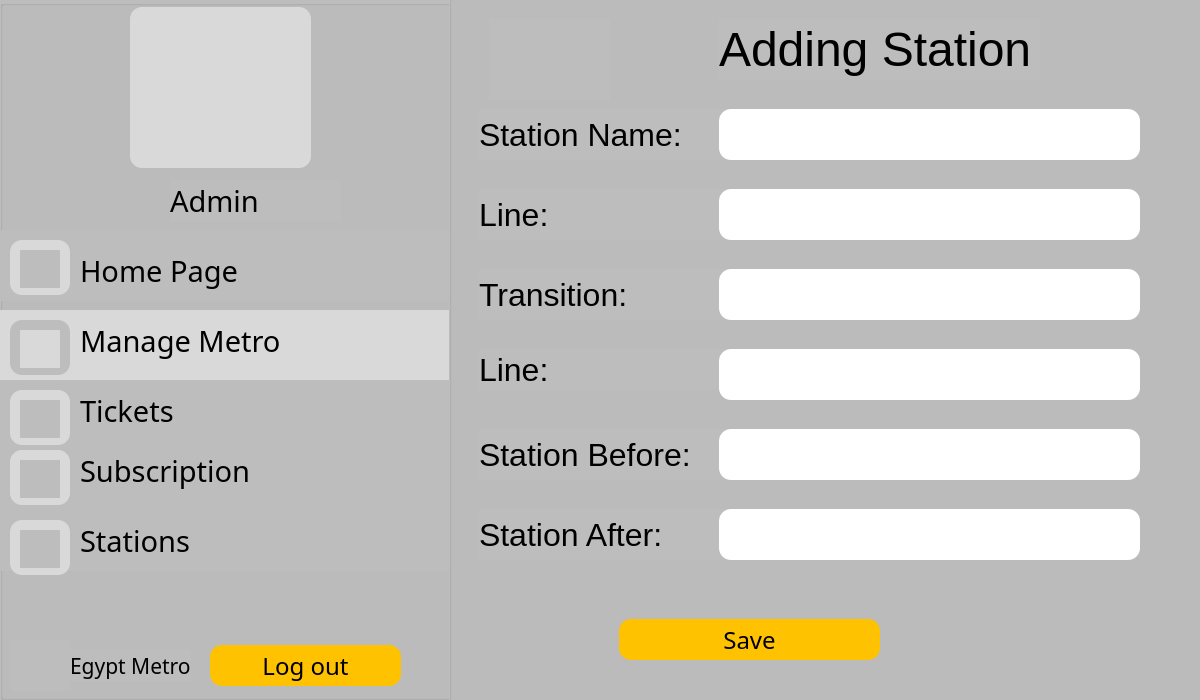
First picture: the form in adminmanagemetroaddstation.ui, repository hager55m/Metro-Mate-DS, before the edit.
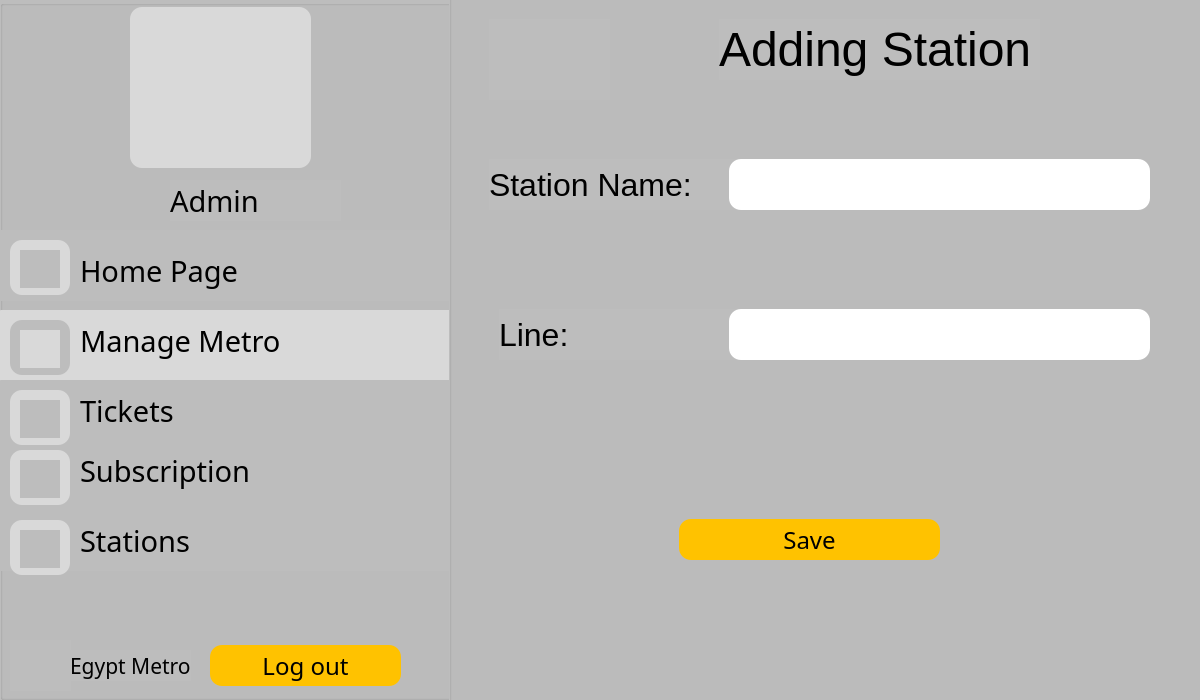
Second picture: the form after the edit.

Patch:
```diff
--- a/adminmanagemetroaddstation.ui
+++ b/adminmanagemetroaddstation.ui
@@ -524,8 +524,8 @@
     <widget class="QLabel" name="label_44">
      <property name="geometry">
       <rect>
-       <x>30</x>
-       <y>160</y>
+       <x>40</x>
+       <y>210</y>
        <width>271</width>
        <height>51</height>
       </rect>
@@ -544,8 +544,8 @@
     <widget class="QLabel" name="label_45">
      <property name="geometry">
       <rect>
-       <x>30</x>
-       <y>240</y>
+       <x>50</x>
+       <y>360</y>
        <width>271</width>
        <height>51</height>
       </rect>
@@ -561,171 +561,11 @@
       <string>Line:</string>
      </property>
     </widget>
-    <widget class="QLabel" name="label_50">
-     <property name="geometry">
-      <rect>
-       <x>30</x>
-       <y>400</y>
-       <width>281</width>
-       <height>41</height>
-      </rect>
-     </property>
-     <property name="font">
-      <font>
-       <family>Arial</family>
-       <pointsize>24</pointsize>
-       <bold>false</bold>
-      </font>
-     </property>
-     <property name="text">
-      <string>Line:</string>
-     </property>
-    </widget>
-    <widget class="QLabel" name="label_51">
-     <property name="geometry">
-      <rect>
-       <x>30</x>
-       <y>320</y>
-       <width>261</width>
-       <height>51</height>
-      </rect>
-     </property>
-     <property name="font">
-      <font>
-       <family>Arial</family>
-       <pointsize>24</pointsize>
-       <bold>false</bold>
-      </font>
-     </property>
-     <property name="text">
-      <string>Transition:</string>
-     </property>
-    </widget>
-    <widget class="QLabel" name="label_57">
-     <property name="geometry">
-      <rect>
-       <x>30</x>
-       <y>480</y>
-       <width>291</width>
-       <height>51</height>
-      </rect>
-     </property>
-     <property name="font">
-      <font>
-       <family>Arial</family>
-       <pointsize>24</pointsize>
-       <bold>false</bold>
-      </font>
-     </property>
-     <property name="text">
-      <string>Station Before:</string>
-     </property>
-    </widget>
-    <widget class="QLabel" name="label_58">
-     <property name="geometry">
-      <rect>
-       <x>30</x>
-       <y>560</y>
-       <width>281</width>
-       <height>51</height>
-      </rect>
-     </property>
-     <property name="font">
-      <font>
-       <family>Arial</family>
-       <pointsize>24</pointsize>
-       <bold>false</bold>
-      </font>
-     </property>
-     <property name="text">
-      <string>Station After:</string>
-     </property>
-    </widget>
-    <widget class="QLineEdit" name="name_16">
-     <property name="geometry">
-      <rect>
-       <x>270</x>
-       <y>560</y>
-       <width>421</width>
-       <height>51</height>
-      </rect>
-     </property>
-     <property name="font">
-      <font>
-       <pointsize>18</pointsize>
-      </font>
-     </property>
-     <property name="styleSheet">
-      <string notr="true">background-color: white;
-border-radius: 12;
-color: black;</string>
-     </property>
-    </widget>
-    <widget class="QLineEdit" name="name_17">
-     <property name="geometry">
-      <rect>
-       <x>270</x>
-       <y>400</y>
-       <width>421</width>
-       <height>51</height>
-      </rect>
-     </property>
-     <property name="font">
-      <font>
-       <pointsize>18</pointsize>
-      </font>
-     </property>
-     <property name="styleSheet">
-      <string notr="true">background-color: white;
-border-radius: 12;
-color: black;</string>
-     </property>
-    </widget>
-    <widget class="QLineEdit" name="name_18">
-     <property name="geometry">
-      <rect>
-       <x>270</x>
-       <y>480</y>
-       <width>421</width>
-       <height>51</height>
-      </rect>
-     </property>
-     <property name="font">
-      <font>
-       <pointsize>18</pointsize>
-      </font>
-     </property>
-     <property name="styleSheet">
-      <string notr="true">background-color: white;
-border-radius: 12;
-color: black;</string>
-     </property>
-    </widget>
     <widget class="QLineEdit" name="name_19">
      <property name="geometry">
       <rect>
-       <x>270</x>
-       <y>160</y>
-       <width>421</width>
-       <height>51</height>
-      </rect>
-     </property>
-     <property name="font">
-      <font>
-       <pointsize>18</pointsize>
-      </font>
-     </property>
-     <property name="styleSheet">
-      <string notr="true">background-color: white;
-border-radius: 12;
-color: black;</string>
-     </property>
-    </widget>
-    <widget class="QLineEdit" name="name_20">
-     <property name="geometry">
-      <rect>
-       <x>270</x>
-       <y>320</y>
+       <x>280</x>
+       <y>210</y>
        <width>421</width>
        <height>51</height>
       </rect>
@@ -744,8 +584,8 @@
     <widget class="QLineEdit" name="name_21">
      <property name="geometry">
       <rect>
-       <x>270</x>
-       <y>240</y>
+       <x>280</x>
+       <y>360</y>
        <width>421</width>
        <height>51</height>
       </rect>
@@ -764,8 +604,8 @@
     <widget class="QPushButton" name="pushButton_12">
      <property name="geometry">
       <rect>
-       <x>170</x>
-       <y>670</y>
+       <x>230</x>
+       <y>570</y>
        <width>261</width>
        <height>41</height>
       </rect>
```
